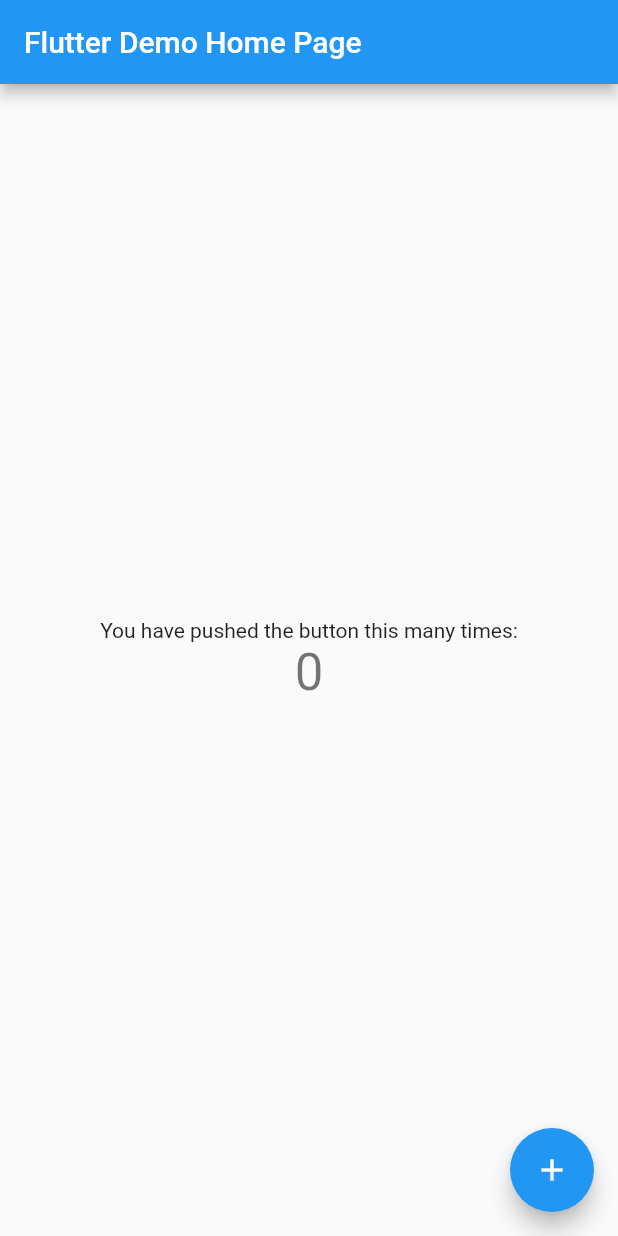
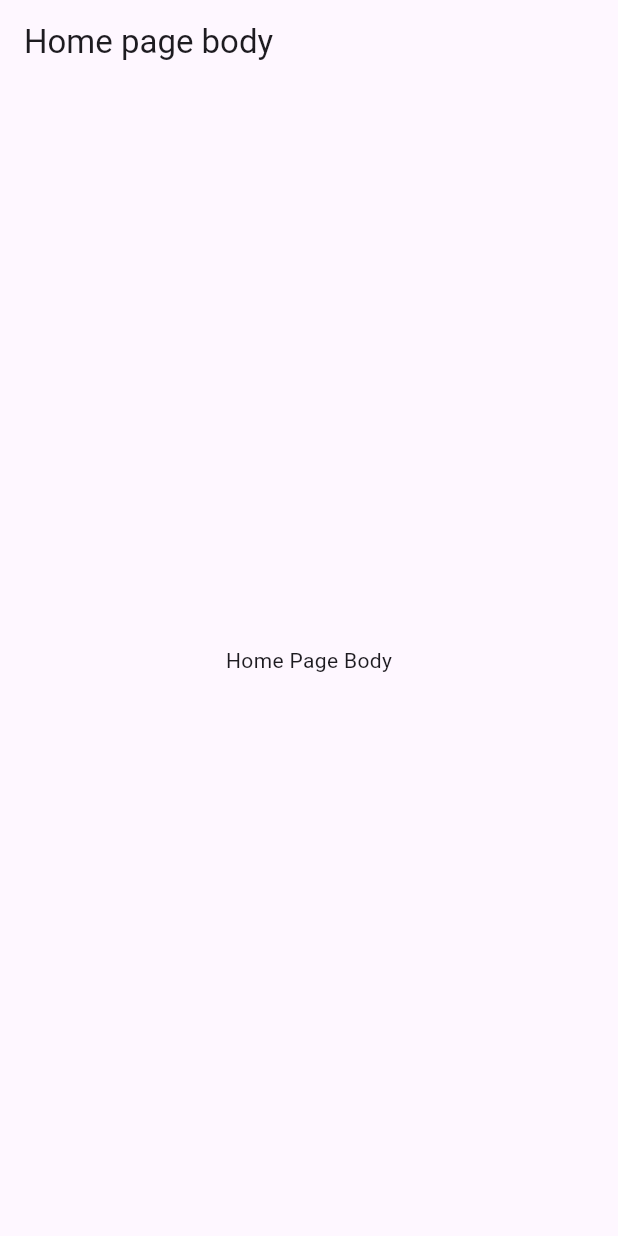
Before and after one commit to Szugalew/simple_streaming, a Flutter app: the screen it shows after launch, on a phone screen of 412 x 824 dp. Run offline on Flutter 3.47's test engine with Material 2 defaults, Android fonts, the phone set to English and light mode, and no system bars.

Commit message:
starting files

```diff
--- /dev/null
+++ b/lib/data/data.dart
@@ -0,0 +1,3 @@
+class Data {
+
+}
--- a/lib/main.dart
+++ b/lib/main.dart
@@ -1,4 +1,5 @@
 import 'package:flutter/material.dart';
+import 'package:simple_streaming/pages/home_page.dart';
 
 void main() {
   runApp(const MyApp());
@@ -13,103 +14,10 @@
     return MaterialApp(
       title: 'Flutter Demo',
       theme: ThemeData(
-        // This is the theme of your application.
-        //
-        // Try running your application with "flutter run". You'll see the
-        // application has a blue toolbar. Then, without quitting the app, try
-        // changing the primarySwatch below to Colors.green and then invoke
-        // "hot reload" (press "r" in the console where you ran "flutter run",
-        // or simply save your changes to "hot reload" in a Flutter IDE).
-        // Notice that the counter didn't reset back to zero; the application
-        // is not restarted.
+        useMaterial3: true,
         primarySwatch: Colors.blue,
       ),
-      home: const MyHomePage(title: 'Flutter Demo Home Page'),
+      home: const HomePage(),
     );
   }
 }
-
-class MyHomePage extends StatefulWidget {
-  const MyHomePage({super.key, required this.title});
-
-  // This widget is the home page of your application. It is stateful, meaning
-  // that it has a State object (defined below) that contains fields that affect
-  // how it looks.
-
-  // This class is the configuration for the state. It holds the values (in this
-  // case the title) provided by the parent (in this case the App widget) and
-  // used by the build method of the State. Fields in a Widget subclass are
-  // always marked "final".
-
-  final String title;
-
-  @override
-  State<MyHomePage> createState() => _MyHomePageState();
-}
-
-class _MyHomePageState extends State<MyHomePage> {
-  int _counter = 0;
-
-  void _incrementCounter() {
-    setState(() {
-      // This call to setState tells the Flutter framework that something has
-      // changed in this State, which causes it to rerun the build method below
-      // so that the display can reflect the updated values. If we changed
-      // _counter without calling setState(), then the build method would not be
-      // called again, and so nothing would appear to happen.
-      _counter++;
-    });
-  }
-
-  @override
-  Widget build(BuildContext context) {
-    // This method is rerun every time setState is called, for instance as done
-    // by the _incrementCounter method above.
-    //
-    // The Flutter framework has been optimized to make rerunning build methods
-    // fast, so that you can just rebuild anything that needs updating rather
-    // than having to individually change instances of widgets.
-    return Scaffold(
-      appBar: AppBar(
-        // Here we take the value from the MyHomePage object that was created by
-        // the App.build method, and use it to set our appbar title.
-        title: Text(widget.title),
-      ),
-      body: Center(
-        // Center is a layout widget. It takes a single child and positions it
-        // in the middle of the parent.
-        child: Column(
-          // Column is also a layout widget. It takes a list of children and
-          // arranges them vertically. By default, it sizes itself to fit its
-          // children horizontally, and tries to be as tall as its parent.
-          //
-          // Invoke "debug painting" (press "p" in the console, choose the
-          // "Toggle Debug Paint" action from the Flutter Inspector in Android
-          // Studio, or the "Toggle Debug Paint" command in Visual Studio Code)
-          // to see the wireframe for each widget.
-          //
-          // Column has various properties to control how it sizes itself and
-          // how it positions its children. Here we use mainAxisAlignment to
-          // center the children vertically; the main axis here is the vertical
-          // axis because Columns are vertical (the cross axis would be
-          // horizontal).
-          mainAxisAlignment: MainAxisAlignment.center,
-          children: <Widget>[
-            const Text(
-              'You have pushed the button this many times:',
-            ),
-            Text(
-              '$_counter',
-              style: Theme.of(context).textTheme.headline4,
-            ),
-          ],
-        ),
-      ),
-      floatingActionButton: FloatingActionButton(
-        onPressed: _incrementCounter,
-        tooltip: 'Increment',
-        child: const Icon(Icons.add),
-      ), // This trailing comma makes auto-formatting nicer for build methods.
-    );
-  }
-}
--- /dev/null
+++ b/lib/pages/home_page.dart
@@ -0,0 +1,24 @@
+import 'package:flutter/material.dart';
+
+class HomePage extends StatefulWidget {
+  const HomePage({Key? key}) : super(key: key);
+
+  @override
+  State<HomePage> createState() => _HomePageState();
+}
+
+class _HomePageState extends State<HomePage> {
+  @override
+  Widget build(BuildContext context) {
+    return Scaffold(
+      appBar: AppBar(
+        title: const Text("Home page body"),
+      ),
+      body: Container(
+        child: const Center(
+          child: Text("Home Page Body"),
+        ),
+      ),
+    );
+  }
+}
```
